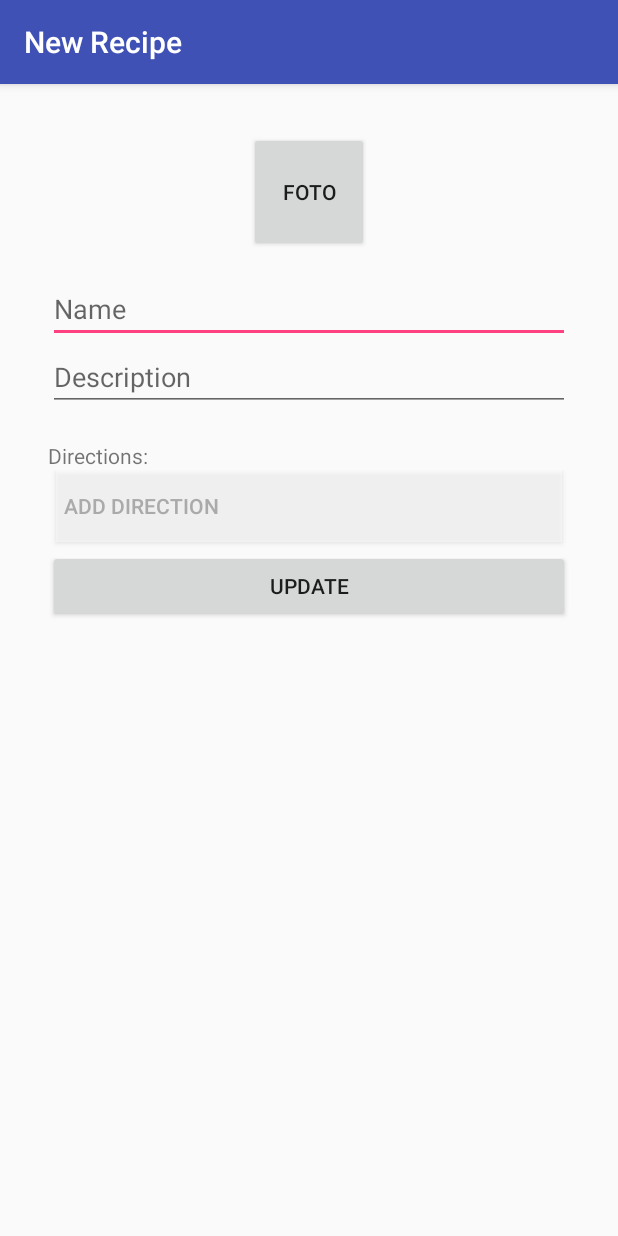
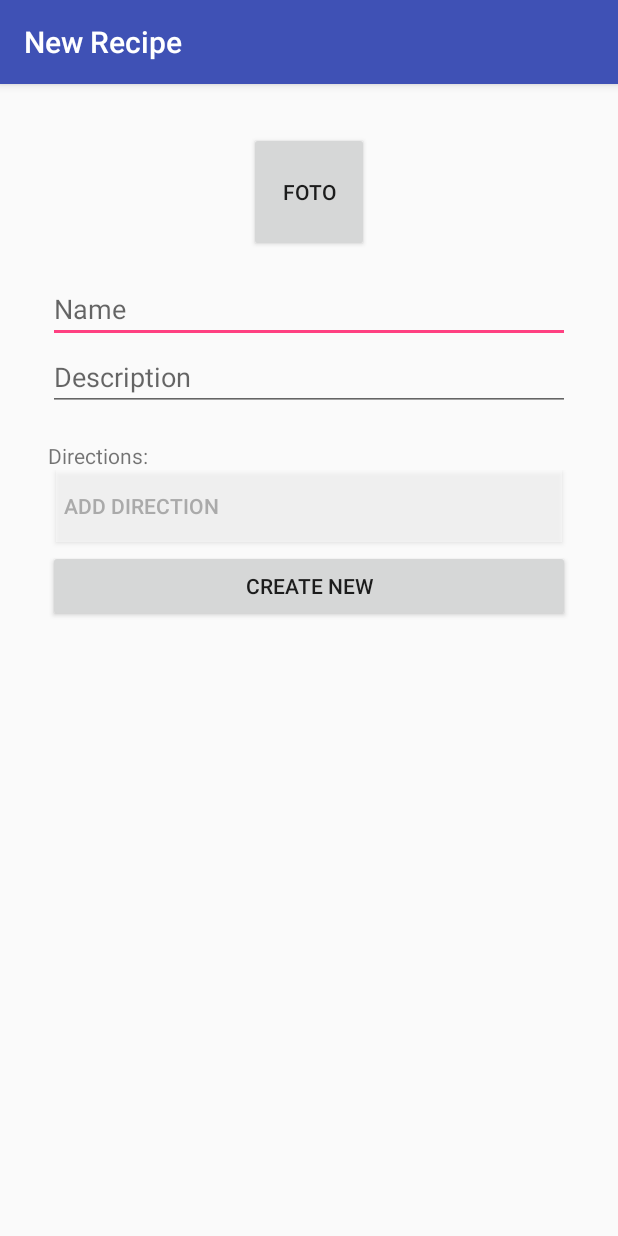
Before and after one commit to ryuhikari/MjilkMjecipes, an Android app: the NewRecipeActivity screen opened directly, with no data from a screen before it, on a phone screen of 412 x 824 dp. Run offline under Robolectric (Android 15) with nearby library versions, the phone set to English and light mode, and no system bars; pictures from the network do not load.

Commit message:
Fix error that did not let create new recipe
After the edit-recipe functionality, some errors did not let create new
recipes. They have been fixed.

```diff
--- a/app/src/main/java/se/ju/taun15a16/group5/mjilkmjecipes/NewRecipeActivity.java
+++ b/app/src/main/java/se/ju/taun15a16/group5/mjilkmjecipes/NewRecipeActivity.java
@@ -95,6 +95,8 @@ public class NewRecipeActivity extends AppCompatActivity {
     // be removed.
     private View mExclusiveEmptyView;
 
+    private Button sendButton;
+
 
     @Override
     protected void onCreate(Bundle savedInstanceState) {
@@ -111,10 +113,15 @@ public class NewRecipeActivity extends AppCompatActivity {
         mContainerView = (LinearLayout) findViewById(R.id.new_recipe_directions_parent);
         mAddButton = (Button) findViewById(R.id.btnAddNewItem);
 
+        sendButton = (Button) findViewById(R.id.button_new_recipe_send);
+
         Intent intent = getIntent();
 
-        if (intent != null) {
+        if (intent.getExtras() != null) {
             editingRecipe =  true;
+
+            getSupportActionBar().setTitle(R.string.text_new_recipe_update_recipe);
+            sendButton.setText(R.string.btn_new_recipe_update);
 
             recipeId = intent.getLongExtra(EXTRA_ID, 0);
             recipeName.setText(intent.getStringExtra(EXTRA_NAME));
--- a/app/src/main/res/layout/activity_new_recipe.xml
+++ b/app/src/main/res/layout/activity_new_recipe.xml
@@ -101,10 +101,10 @@
             </LinearLayout>
 
             <Button
-                android:text="@string/btn_new_recipe_update"
+                android:text="@string/btn_new_recipe_create"
                 android:layout_width="match_parent"
                 android:layout_height="wrap_content"
-                android:id="@+id/button3"
+                android:id="@+id/button_new_recipe_send"
                 android:onClick="sendToServer" />
 
         </LinearLayout>
--- a/app/src/main/res/values/strings.xml
+++ b/app/src/main/res/values/strings.xml
@@ -72,6 +72,8 @@
     <string name="text_logging_in">Logging In</string>
 
     <!-- New Recipe -->
+    <string name="text_new_recipe_update_recipe">Update recipe</string>
+
     <string name="text_new_recipe_image_description">Recipe image</string>
     <string name="text_new_recipe_permissions_message">Permissions are necessary to use the app</string>
     <string name="text_new_recipe_option_take_picture">Take picture</string>
@@ -86,6 +88,7 @@
     <string name="btn_profile_save_changes">Save Changes</string>
     <string name="btn_new_recipe_add_direction">Add direction</string>
     <string name="btn_new_recipe_directions">Directions:</string>
+    <string name="btn_new_recipe_create">Create new</string>
     <string name="btn_new_recipe_update">Update</string>
 
 
```
